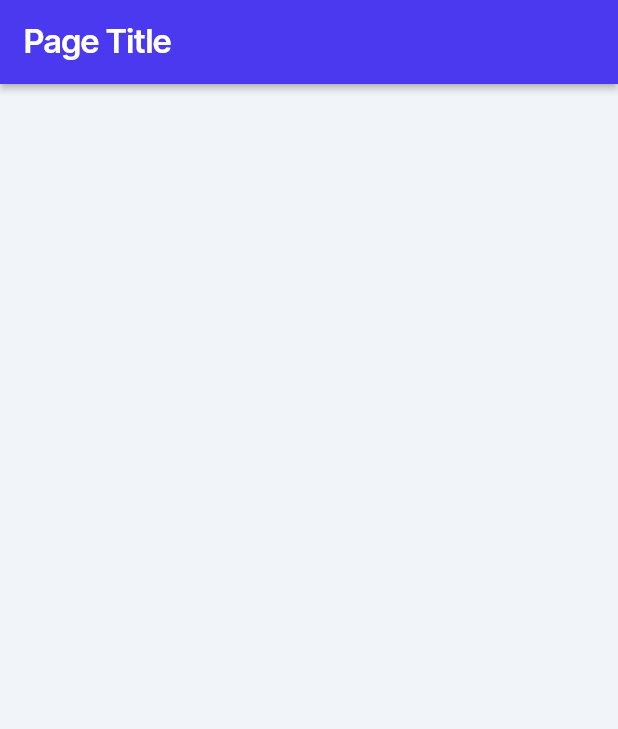
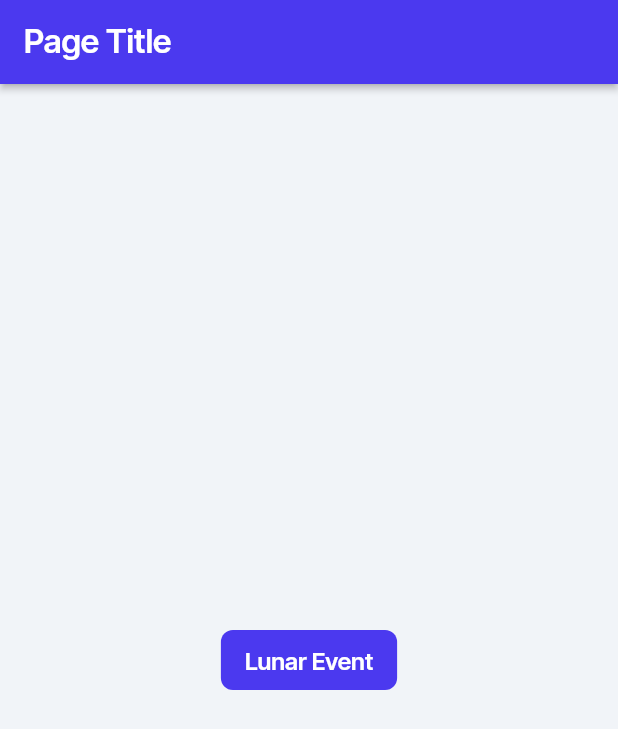
Before and after one commit to henok2159/MetaTracker, a Flutter app: the screen it shows after launch, on a phone screen of 412 x 824 dp. Shown: the top 729 px of the screen. Run offline on Flutter 3.47's test engine with Material 3 defaults, Android fonts, the phone set to English and light mode, and no system bars; drawn by our look-alikes of auto_size_text; our stand-ins replace font_awesome_flutter, from_css_color, go_router, google_fonts, page_transition, shared_preferences and 1 more; missing offline and left inert: facebook_app_events, json_path.

Commit message:
Adding Events From FlutterFlow

```diff
--- /dev/null
+++ b/lib/custom_code/actions/index.dart
@@ -0,0 +1 @@
+export 'log_meta_tracker_action.dart' show logMetaTrackerAction;
--- /dev/null
+++ b/lib/custom_code/actions/log_meta_tracker_action.dart
@@ -0,0 +1,20 @@
+// Automatic FlutterFlow imports
+import '/flutter_flow/flutter_flow_theme.dart';
+import '/flutter_flow/flutter_flow_util.dart';
+import 'index.dart'; // Imports other custom actions
+import 'package:flutter/material.dart';
+// Begin custom action code
+// DO NOT REMOVE OR MODIFY THE CODE ABOVE!
+
+import 'package:facebook_app_events/facebook_app_events.dart';
+
+final facebookAppEvents = FacebookAppEvents();
+Future logMetaTrackerAction() async {
+  // Add your function code here!
+  facebookAppEvents.logEvent(
+    name: 'lunarbuild_test_FlutterFlow',
+    parameters: {
+      'button_id': 'the_lunarbuild_test_FlutterFlow',
+    },
+  );
+}
--- a/lib/pages/home_page/home_page_widget.dart
+++ b/lib/pages/home_page/home_page_widget.dart
@@ -1,5 +1,6 @@
 import '/flutter_flow/flutter_flow_theme.dart';
 import '/flutter_flow/flutter_flow_util.dart';
+import '/flutter_flow/flutter_flow_widgets.dart';
 import 'package:flutter/material.dart';
 import 'home_page_model.dart';
 export 'home_page_model.dart';
@@ -52,11 +53,41 @@ class _HomePageWidgetState extends State<HomePageWidget> {
           centerTitle: false,
           elevation: 2.0,
         ),
-        body: const SafeArea(
+        body: SafeArea(
           top: true,
           child: Column(
             mainAxisSize: MainAxisSize.max,
-            children: [],
+            mainAxisAlignment: MainAxisAlignment.center,
+            children: [
+              Row(
+                mainAxisSize: MainAxisSize.max,
+                mainAxisAlignment: MainAxisAlignment.center,
+                children: [
+                  FFButtonWidget(
+                    onPressed: () {
+                      print('Button pressed ...');
+                    },
+                    text: 'Lunar Event',
+                    options: FFButtonOptions(
+                      height: 40.0,
+                      padding:
+                          const EdgeInsetsDirectional.fromSTEB(16.0, 0.0, 16.0, 0.0),
+                      iconPadding:
+                          const EdgeInsetsDirectional.fromSTEB(0.0, 0.0, 0.0, 0.0),
+                      color: FlutterFlowTheme.of(context).primary,
+                      textStyle:
+                          FlutterFlowTheme.of(context).titleSmall.override(
+                                fontFamily: 'Inter Tight',
+                                color: Colors.white,
+                                letterSpacing: 0.0,
+                              ),
+                      elevation: 0.0,
+                      borderRadius: BorderRadius.circular(8.0),
+                    ),
+                  ),
+                ],
+              ),
+            ],
           ),
         ),
       ),
--- a/pubspec.yaml
+++ b/pubspec.yaml
@@ -32,6 +32,7 @@ dependencies:
   cached_network_image_platform_interface: 4.1.1
   cached_network_image_web: 1.3.1
   collection: 1.18.0
+  facebook_app_events: ^0.19.4
   flutter_animate: 4.5.0
   flutter_cache_manager: 3.4.1
   font_awesome_flutter: 10.7.0
```
